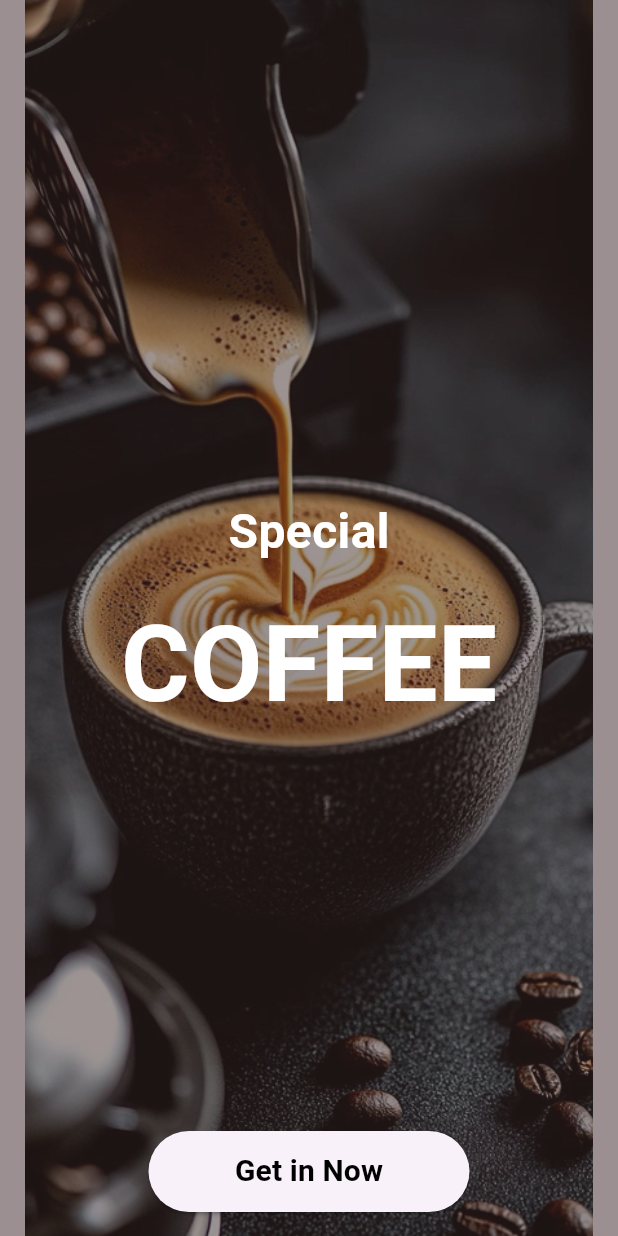
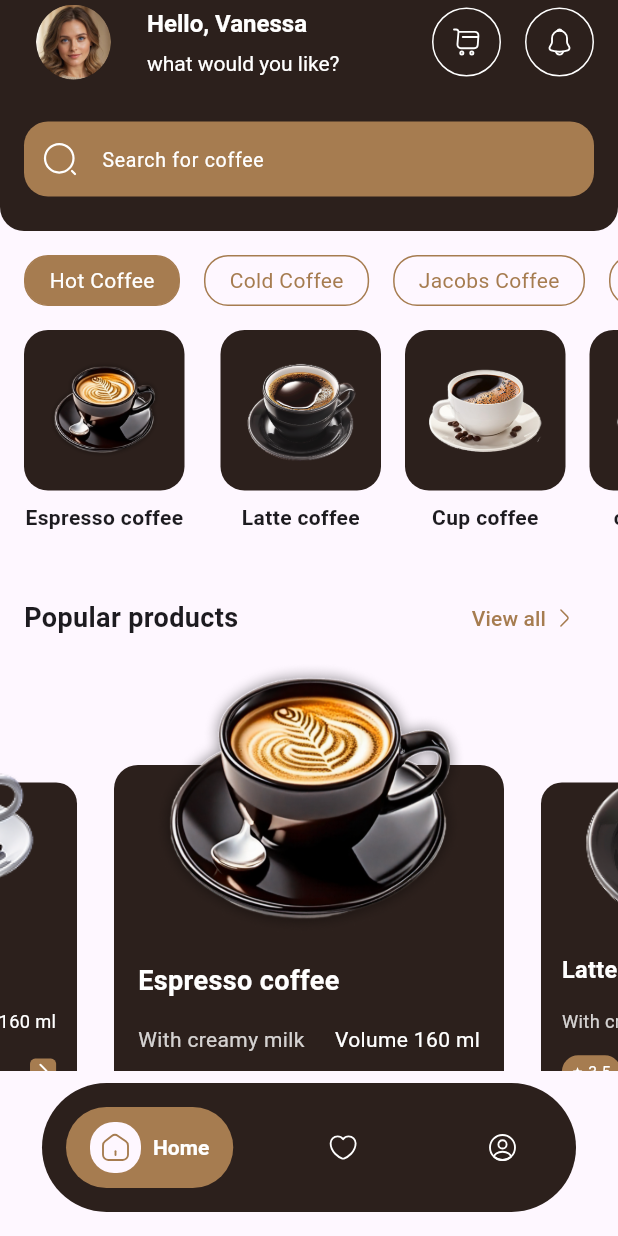
Before and after one commit to ales-dev-studio/flutter_ui_challenges, a Flutter app: the SplashScreen screen opened directly, after a tap on "Get in Now", on a phone screen of 412 x 824 dp. Run offline on Flutter 3.47's test engine with Material 3 defaults, Android fonts, the phone set to English and light mode, and no system bars; drawn by our look-alikes of carousel_slider, salomon_bottom_bar; our stand-ins replace animate_do, flutter_svg, google_fonts; Roboto replaces fonts that are missing (Almarai).

Commit message:
Implement home screen

```diff
--- /dev/null
+++ b/lib/coffee_app/screens/home_screen.dart
@@ -0,0 +1,104 @@
+import 'package:animate_do/animate_do.dart';
+import 'package:flutter/material.dart';
+import 'package:flutter_ui_challenges/coffee_app/colors/colors.dart';
+import 'package:flutter_ui_challenges/coffee_app/widgets/tabs/favorites_tab.dart';
+import 'package:flutter_ui_challenges/coffee_app/widgets/tabs/home_tab.dart';
+import 'package:flutter_ui_challenges/coffee_app/widgets/tabs/profile_tab.dart';
+import 'package:flutter_ui_challenges/utils/dimens.dart';
+import 'package:flutter_ui_challenges/widgets/app_scaffold.dart';
+import 'package:salomon_bottom_bar/salomon_bottom_bar.dart';
+
+import '../../utils/gen/assets.gen.dart';
+import '../../widgets/app_svg_viewer.dart';
+
+class HomeScreen extends StatefulWidget {
+  const HomeScreen({super.key});
+
+  @override
+  State<HomeScreen> createState() => _HomeScreenState();
+}
+
+class _HomeScreenState extends State<HomeScreen> {
+  int _currentIndex = 0;
+  final List<Widget> _tabs = [HomeTab(), FavoritesTab(), ProfileTab()];
+
+  @override
+  Widget build(BuildContext context) {
+    return AppScaffold(
+      safeAreaTop: false,
+      safeAreaBottom: false,
+      body: _tabs[_currentIndex],
+      padding: EdgeInsets.zero,
+      bottomNavigationBar: SlideInUp(
+        child: MediaQuery.removePadding(
+          context: context,
+          removeBottom: true,
+          removeTop: true,
+          child: Container(
+            margin: EdgeInsets.only(
+              left: 28,
+              right: 28,
+              bottom: Dimens.largePadding,
+              top: Dimens.padding,
+            ),
+            decoration: BoxDecoration(
+              color: CoffeeAppColors.primaryColor,
+              borderRadius: BorderRadius.circular(100),
+            ),
+            padding: EdgeInsets.all(Dimens.padding),
+            child: SalomonBottomBar(
+              selectedColorOpacity: 1.0,
+              currentIndex: _currentIndex,
+              onTap:
+                  (int index) => setState(() {
+                    _currentIndex = index;
+                  }),
+              items: [
+                bottomBarItem(
+                  iconPath: Assets.icons.home2,
+                  title: 'Home',
+                  isSelected: _currentIndex == 0,
+                ),
+                bottomBarItem(
+                  iconPath: Assets.icons.heart,
+                  title: 'Favorites',
+                  isSelected: _currentIndex == 1,
+                ),
+                bottomBarItem(
+                  iconPath: Assets.icons.profileCircle,
+                  title: 'Profile',
+                  isSelected: _currentIndex == 2,
+                ),
+              ],
+            ),
+          ),
+        ),
+      ),
+    );
+  }
+
+  SalomonBottomBarItem bottomBarItem({
+    required final String iconPath,
+    required final String title,
+    required final bool isSelected,
+  }) => SalomonBottomBarItem(
+    icon: Container(
+      width: 34,
+      height: 34,
+      decoration: BoxDecoration(
+        color: isSelected ? Theme.of(context).scaffoldBackgroundColor : null,
+        borderRadius: BorderRadius.circular(16),
+      ),
+      padding: EdgeInsets.all(4),
+      child: Center(
+        child: AppSvgViewer(
+          iconPath,
+          color: isSelected ? CoffeeAppColors.secondaryColor : Colors.white,
+          width: 20,
+        ),
+      ),
+    ),
+    title: Text(title, style: TextStyle(color: Colors.white)),
+    selectedColor: CoffeeAppColors.secondaryColor,
+  );
+}
--- a/lib/coffee_app/screens/splash_screen.dart
+++ b/lib/coffee_app/screens/splash_screen.dart
@@ -1,5 +1,7 @@
 import 'package:animate_do/animate_do.dart';
 import 'package:flutter/material.dart';
+import 'package:flutter_ui_challenges/coffee_app/screens/home_screen.dart';
+import 'package:flutter_ui_challenges/utils/app_navigator.dart';
 import 'package:flutter_ui_challenges/utils/dimens.dart';
 import 'package:flutter_ui_challenges/utils/sized_context.dart';
 import 'package:flutter_ui_challenges/widgets/app_scaffold.dart';
@@ -60,7 +62,9 @@ class SplashScreen extends StatelessWidget {
               child: Padding(
                 padding: EdgeInsets.only(bottom: Dimens.largePadding),
                 child: ElevatedButton(
-                  onPressed: () {},
+                  onPressed: () {
+                    appPush(context, HomeScreen());
+                  },
                   style: ElevatedButton.styleFrom(
                     fixedSize: const Size(214, 54),
                     shape: RoundedRectangleBorder(
--- /dev/null
+++ b/lib/coffee_app/widgets/app_search_bar.dart
@@ -0,0 +1,45 @@
+import 'package:flutter/material.dart';
+import '../../utils/dimens.dart';
+import '../../utils/gen/assets.gen.dart';
+import '../../widgets/app_svg_viewer.dart';
+import '../colors/colors.dart';
+
+class AppSearchBar extends StatelessWidget {
+  const AppSearchBar({super.key});
+
+  @override
+  Widget build(BuildContext context) {
+    return Container(
+      height: 50,
+      decoration: BoxDecoration(
+        color: CoffeeAppColors.secondaryColor,
+        borderRadius: BorderRadius.circular(Dimens.corners),
+      ),
+      child: Padding(
+        padding: const EdgeInsets.only(top: Dimens.smallPadding),
+        child: TextFormField(
+          decoration: InputDecoration(
+            border: InputBorder.none,
+            focusedBorder: InputBorder.none,
+            enabledBorder: InputBorder.none,
+            errorBorder: InputBorder.none,
+            disabledBorder: InputBorder.none,
+            hintText: 'Search for coffee',
+            hintStyle: TextStyle(color: Colors.white, fontSize: 13),
+            prefixIcon: Padding(
+              padding: const EdgeInsets.only(
+                left: Dimens.mediumPadding,
+                right: Dimens.mediumPadding,
+                bottom: Dimens.smallPadding,
+              ),
+              child: AppSvgViewer(
+                Assets.icons.searchNormal1,
+                color: Colors.white,
+              ),
+            ),
+          ),
+        ),
+      ),
+    );
+  }
+}
--- /dev/null
+++ b/lib/coffee_app/widgets/categories_widget.dart
@@ -0,0 +1,63 @@
+import 'package:flutter/material.dart';
+import 'package:flutter_ui_challenges/utils/dimens.dart';
+
+import '../colors/colors.dart';
+
+class CategoriesWidget extends StatelessWidget {
+  const CategoriesWidget({super.key});
+
+  @override
+  Widget build(BuildContext context) {
+    final List<String> categories = [
+      'Hot Coffee',
+      'Cold Coffee',
+      'Jacobs Coffee',
+      'Starbucks Coffee',
+      'Hot Coffee',
+      'Cold Coffee',
+      'Jacobs Coffee',
+      'Starbucks Coffee',
+    ];
+    return SizedBox(
+      height: 34,
+      child: ListView.builder(
+        itemCount: categories.length,
+        scrollDirection: Axis.horizontal,
+        shrinkWrap: true,
+        itemBuilder: (final context, final index) {
+          return Padding(
+            padding: EdgeInsets.only(left: Dimens.largePadding),
+            child: InkWell(
+              onTap: () {},
+              borderRadius: BorderRadius.circular(Dimens.corners),
+              child: Container(
+                decoration: BoxDecoration(
+                  color:
+                      index == 0
+                          ? CoffeeAppColors.secondaryColor
+                          : Theme.of(context).scaffoldBackgroundColor,
+                  borderRadius: BorderRadius.circular(Dimens.corners),
+                  border: Border.all(color: CoffeeAppColors.secondaryColor),
+                ),
+                padding: const EdgeInsets.symmetric(
+                  horizontal: Dimens.largePadding,
+                ),
+                child: Center(
+                  child: Text(
+                    categories[index],
+                    style: TextStyle(
+                      color:
+                          index == 0
+                              ? Colors.white
+                              : CoffeeAppColors.secondaryColor,
+                    ),
+                  ),
+                ),
+              ),
+            ),
+          );
+        },
+      ),
+    );
+  }
+}
--- /dev/null
+++ b/lib/coffee_app/widgets/coffee_types_list.dart
@@ -0,0 +1,65 @@
+import 'package:flutter/material.dart';
+
+import '../../utils/dimens.dart';
+import '../../utils/gen/assets.gen.dart';
+import '../colors/colors.dart';
+
+class CoffeeTypesList extends StatelessWidget {
+  const CoffeeTypesList({super.key});
+
+  @override
+  Widget build(BuildContext context) {
+    final List<String> titles = [
+      'Espresso coffee',
+      'Latte coffee',
+      'Cup coffee',
+      'cappuccino',
+      'Espresso coffee',
+      'Latte coffee',
+      'Cup coffee',
+      'cappuccino',
+    ];
+    final List<String> images = [
+      Assets.images.coffeeApp.coffee1.path,
+      Assets.images.coffeeApp.coffee2.path,
+      Assets.images.coffeeApp.coffee3.path,
+      Assets.images.coffeeApp.coffee4.path,
+      Assets.images.coffeeApp.coffee1.path,
+      Assets.images.coffeeApp.coffee2.path,
+      Assets.images.coffeeApp.coffee3.path,
+      Assets.images.coffeeApp.coffee4.path,
+    ];
+    return SizedBox(
+      height: 140,
+      child: ListView.builder(
+        itemCount: titles.length,
+        shrinkWrap: true,
+        scrollDirection: Axis.horizontal,
+        itemBuilder: (final context, final index) {
+          return Column(
+            spacing: Dimens.padding,
+            children: [
+              Container(
+                width: 107,
+                height: 107,
+                decoration: BoxDecoration(
+                  borderRadius: BorderRadius.circular(Dimens.corners),
+                  color: CoffeeAppColors.primaryColor,
+                ),
+                padding: EdgeInsets.all(Dimens.largePadding),
+                margin: EdgeInsets.symmetric(
+                  horizontal: index == 0 ? Dimens.largePadding : Dimens.padding,
+                ),
+                child: Center(child: Image.asset(images[index])),
+              ),
+              Text(
+                titles[index],
+                style: TextStyle(fontWeight: FontWeight.bold),
+              ),
+            ],
+          );
+        },
+      ),
+    );
+  }
+}
--- /dev/null
+++ b/lib/coffee_app/widgets/home_app_bar.dart
@@ -0,0 +1,88 @@
+import 'package:flutter/material.dart';
+import '../colors/colors.dart';
+import 'package:flutter_ui_challenges/widgets/app_bordered_icon_button.dart';
+import 'package:flutter_ui_challenges/widgets/user_profile_image_widget.dart';
+
+import '../../utils/dimens.dart';
+import '../../utils/gen/assets.gen.dart';
+import 'app_search_bar.dart';
+
+class HomeAppBar extends StatelessWidget implements PreferredSizeWidget {
+  const HomeAppBar({super.key});
+
+  @override
+  Widget build(BuildContext context) {
+    return Container(
+      decoration: BoxDecoration(
+        color: CoffeeAppColors.primaryColor,
+        borderRadius: BorderRadius.only(
+          bottomLeft: Radius.circular(Dimens.corners),
+          bottomRight: Radius.circular(Dimens.corners),
+        ),
+      ),
+      child: Column(
+        children: [
+          AppBar(
+            automaticallyImplyLeading: false,
+            backgroundColor: CoffeeAppColors.primaryColor,
+            actions: [
+              AppBorderedIconButton(
+                iconPath: Assets.icons.shoppingCart,
+                color: Colors.white,
+                width: 46,
+                height: 46,
+              ),
+              SizedBox(width: Dimens.largePadding),
+              AppBorderedIconButton(
+                iconPath: Assets.icons.notification,
+                color: Colors.white,
+                width: 46,
+                height: 46,
+              ),
+            ],
+            title: Row(
+              spacing: Dimens.padding,
+              children: [
+                UserProfileImageWidget(),
+                Column(
+                  spacing: Dimens.padding,
+                  crossAxisAlignment: CrossAxisAlignment.start,
+                  children: [
+                    Text(
+                      'Hello, Vanessa',
+                      style: TextStyle(
+                        color: Colors.white,
+                        fontSize: 16,
+                        fontWeight: FontWeight.bold,
+                      ),
+                    ),
+                    Text(
+                      'what would you like?',
+                      style: TextStyle(color: Colors.white, fontSize: 14),
+                    ),
+                  ],
+                ),
+              ],
+            ),
+            leadingWidth: 85,
+            titleSpacing: Dimens.padding,
+            actionsPadding: EdgeInsets.symmetric(
+              horizontal: Dimens.largePadding,
+            ),
+          ),
+          Padding(
+            padding: EdgeInsets.only(
+              top: 25,
+              left: Dimens.largePadding,
+              right: Dimens.largePadding,
+            ),
+            child: AppSearchBar(),
+          ),
+        ],
+      ),
+    );
+  }
+
+  @override
+  Size get preferredSize => Size.fromHeight(AppBar().preferredSize.height + 98);
+}
--- /dev/null
+++ b/lib/coffee_app/widgets/products_list.dart
@@ -0,0 +1,139 @@
+import 'package:carousel_slider/carousel_slider.dart';
+import 'package:flutter/material.dart';
+import 'package:flutter_ui_challenges/coffee_app/widgets/rate_widget.dart';
+import 'package:flutter_ui_challenges/utils/sized_context.dart';
+
+import '../../utils/dimens.dart';
+import '../../utils/gen/assets.gen.dart';
+import '../../widgets/app_svg_viewer.dart';
+import '../colors/colors.dart';
+
+class ProductsList extends StatefulWidget {
+  const ProductsList({super.key});
+
+  @override
+  State<ProductsList> createState() => _ProductsListState();
+}
+
+class _ProductsListState extends State<ProductsList> {
+  @override
+  Widget build(BuildContext context) {
+    return SizedBox(
+      height: 320,
+      width: context.widthPx,
+      child: CarouselSlider(
+        options: CarouselOptions(
+          autoPlay: false,
+          enlargeCenterPage: true,
+          aspectRatio: 1.0,
+          viewportFraction: 0.65,
+        ),
+        items: getItems(),
+      ),
+    );
+  }
+
+  List<Widget> getItems() {
+    final List<String> titles = [
+      'Espresso coffee',
+      'Latte coffee',
+      'Cup coffee',
+      'cappuccino',
+      'Espresso coffee',
+      'Latte coffee',
+      'Cup coffee',
+      'cappuccino',
+    ];
+    final List<String> images = [
+      Assets.images.coffeeApp.coffee1.path,
+      Assets.images.coffeeApp.coffee2.path,
+      Assets.images.coffeeApp.coffee3.path,
+      Assets.images.coffeeApp.coffee4.path,
+      Assets.images.coffeeApp.coffee1.path,
+      Assets.images.coffeeApp.coffee2.path,
+      Assets.images.coffeeApp.coffee3.path,
+      Assets.images.coffeeApp.coffee4.path,
+    ];
+    List<Widget> items = [];
+    for (final String title in titles) {
+      items.add(
+        Stack(
+          alignment: Alignment.topCenter,
+          children: [
+            Container(
+              width: 260,
+              height: 250,
+              margin: EdgeInsets.only(top: 70),
+              padding: EdgeInsets.symmetric(horizontal: Dimens.largePadding),
+              decoration: BoxDecoration(
+                color: CoffeeAppColors.primaryColor,
+                borderRadius: BorderRadius.circular(Dimens.corners),
+              ),
+              child: Column(
+                spacing: Dimens.largePadding,
+                crossAxisAlignment: CrossAxisAlignment.start,
+                children: [
+                  SizedBox(height: 115),
+                  Text(
+                    title,
+                    style: TextStyle(
+                      color: Colors.white,
+                      fontWeight: FontWeight.bold,
+                      fontSize: 18,
+                    ),
+                  ),
+                  Row(
+                    mainAxisAlignment: MainAxisAlignment.spaceBetween,
+                    children: [
+                      Text(
+                        'With creamy milk',
+                        style: TextStyle(
+                          color: Colors.white.withValues(alpha: 0.8),
+                        ),
+                      ),
+                      Text(
+                        'Volume 160 ml',
+                        style: TextStyle(color: Colors.white),
+                      ),
+                    ],
+                  ),
+                  Row(
+                    mainAxisAlignment: MainAxisAlignment.spaceBetween,
+                    children: [
+                      RateWidget(
+                        rate: '3.5',
+                        iconColor: Colors.white,
+                        textColor: Colors.white,
+                      ),
+                      Container(
+                        width: 20,
+                        height: 20,
+                        decoration: BoxDecoration(
+                          color: CoffeeAppColors.secondaryColor,
+                          borderRadius: BorderRadius.circular(4),
+                        ),
+                        padding: EdgeInsets.all(2),
+                        child: AppSvgViewer(
+                          Assets.icons.arrowRight4,
+                          color: Colors.white,
+                        ),
+                      ),
+                    ],
+                  ),
+                ],
+              ),
+            ),
+            Image.asset(
+              images[titles.indexOf(title)],
+              width: 212,
+              height: 187,
+              fit: BoxFit.contain,
+            ),
+          ],
+        ),
+      );
+    }
+
+    return items;
+  }
+}
--- /dev/null
+++ b/lib/coffee_app/widgets/rate_widget.dart
@@ -0,0 +1,42 @@
+import 'package:flutter/material.dart';
+
+import '../../utils/dimens.dart';
+import '../../utils/gen/assets.gen.dart';
+import '../../widgets/app_svg_viewer.dart';
+import '../colors/colors.dart';
+
+class RateWidget extends StatelessWidget {
+  const RateWidget({
+    super.key,
+    required this.rate,
+    this.textColor,
+    this.iconColor,
+  });
+
+  final String rate;
+  final Color? textColor;
+  final Color? iconColor;
+
+  @override
+  Widget build(BuildContext context) {
+    return Container(
+      decoration: BoxDecoration(
+        color: CoffeeAppColors.secondaryColor,
+        borderRadius: BorderRadius.circular(Dimens.corners),
+      ),
+      padding: EdgeInsets.symmetric(
+        horizontal: Dimens.padding,
+        vertical: Dimens.smallPadding,
+      ),
+      child: Row(
+        mainAxisSize: MainAxisSize.min,
+        mainAxisAlignment: MainAxisAlignment.center,
+        spacing: Dimens.smallPadding,
+        children: [
+          AppSvgViewer(Assets.icons.starFilled, color: iconColor, width: 8),
+          Text(rate, style: TextStyle(color: textColor, fontSize: 12)),
+        ],
+      ),
+    );
+  }
+}
--- /dev/null
+++ b/lib/coffee_app/widgets/tabs/favorites_tab.dart
@@ -0,0 +1,15 @@
+import 'package:flutter/material.dart';
+import 'package:flutter_ui_challenges/widgets/app_scaffold.dart';
+
+class FavoritesTab extends StatelessWidget {
+  const FavoritesTab({super.key});
+
+  @override
+  Widget build(BuildContext context) {
+    return AppScaffold(
+      appBar: AppBar(
+        title: Text('Favorites Tab'),
+      ),
+    );
+  }
+}
--- /dev/null
+++ b/lib/coffee_app/widgets/tabs/home_tab.dart
@@ -0,0 +1,48 @@
+import 'package:animate_do/animate_do.dart';
+import 'package:flutter/material.dart';
+import 'package:flutter_ui_challenges/coffee_app/widgets/coffee_types_list.dart';
+import 'package:flutter_ui_challenges/coffee_app/widgets/home_app_bar.dart';
+import 'package:flutter_ui_challenges/coffee_app/widgets/title_widget.dart';
+import 'package:flutter_ui_challenges/utils/dimens.dart';
+import 'package:flutter_ui_challenges/widgets/app_scaffold.dart';
+
+import '../categories_widget.dart';
+import '../products_list.dart';
+
+class HomeTab extends StatelessWidget {
+  const HomeTab({super.key});
+
+  @override
+  Widget build(BuildContext context) {
+    return FadeInDown(
+      child: AppScaffold(
+        appBar: HomeAppBar(),
+        safeAreaTop: false,
+        padding: EdgeInsets.zero,
+        body: SingleChildScrollView(
+          child: Column(
+            children: [
+              SizedBox(height: Dimens.largePadding),
+              CategoriesWidget(),
+              SizedBox(height: Dimens.largePadding),
+              CoffeeTypesList(),
+              SizedBox(height: Dimens.veryLargePadding),
+              TitleWidget(
+                title: 'Popular products',
+                onViewAllButtonPressed: () {},
+              ),
+              ProductsList(),
+              SizedBox(height: Dimens.largePadding),
+              TitleWidget(
+                title: 'Top products',
+                onViewAllButtonPressed: () {},
+              ),
+              ProductsList(),
+              SizedBox(height: Dimens.largePadding),
+            ],
+          ),
+        ),
+      ),
+    );
+  }
+}
--- /dev/null
+++ b/lib/coffee_app/widgets/tabs/profile_tab.dart
@@ -0,0 +1,15 @@
+import 'package:flutter/material.dart';
+import 'package:flutter_ui_challenges/widgets/app_scaffold.dart';
+
+class ProfileTab extends StatelessWidget {
+  const ProfileTab({super.key});
+
+  @override
+  Widget build(BuildContext context) {
+    return AppScaffold(
+      appBar: AppBar(
+        title: Text('Profile Tab'),
+      ),
+    );
+  }
+}
--- /dev/null
+++ b/lib/coffee_app/widgets/title_widget.dart
@@ -0,0 +1,49 @@
+import 'package:flutter/material.dart';
+
+import '../../utils/dimens.dart';
+import '../../utils/gen/assets.gen.dart';
+import '../../widgets/app_text_button.dart';
+import '../colors/colors.dart';
+
+class TitleWidget extends StatelessWidget {
+  const TitleWidget({
+    super.key,
+    required this.title,
+    this.thumbnailPath,
+    this.onViewAllButtonPressed,
+  });
+
+  final String title;
+  final String? thumbnailPath;
+  final GestureTapCallback? onViewAllButtonPressed;
+
+  @override
+  Widget build(BuildContext context) {
+    return Padding(
+      padding: const EdgeInsets.symmetric(horizontal: Dimens.largePadding),
+      child: Row(
+        mainAxisAlignment: MainAxisAlignment.spaceBetween,
+        children: [
+          Row(
+            spacing: Dimens.largePadding,
+            children: [
+              if (thumbnailPath != null)
+                Image.asset(thumbnailPath!, width: 34, height: 34),
+              Text(
+                title,
+                style: TextStyle(fontWeight: FontWeight.bold, fontSize: 18),
+              ),
+            ],
+          ),
+          if (onViewAllButtonPressed != null)
+            AppTextButton(
+              onPressed: onViewAllButtonPressed,
+              title: 'View all',
+              iconPath: Assets.icons.arrowRight1,
+              color: CoffeeAppColors.secondaryColor,
+            ),
+        ],
+      ),
+    );
+  }
+}
```
